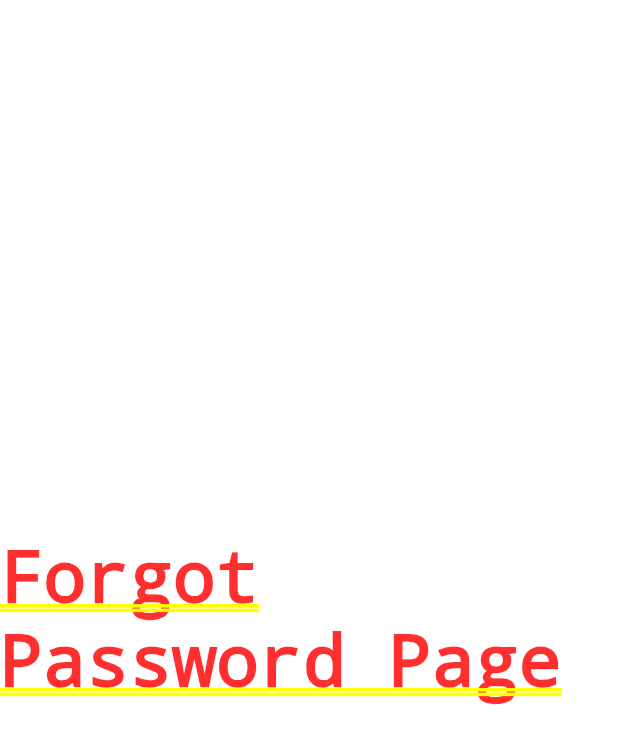
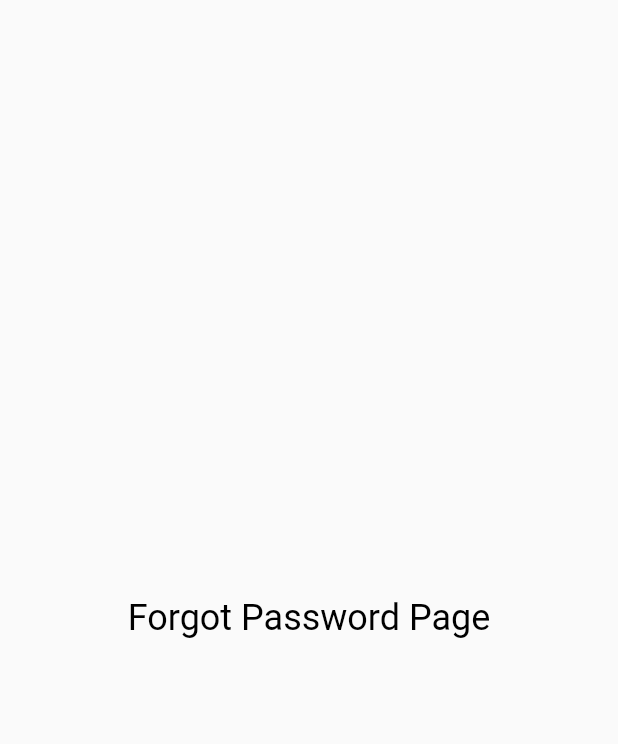
Before and after one commit to telmopanacas/ontrack_backoffice, a Flutter app: the screen it shows after launch, after a tap on "Forgot password?", on a phone screen of 412 x 824 dp. Shown: the top 744 px of the screen. Run offline on Flutter 3.47's test engine with Material 2 defaults, Android fonts, the phone set to English and light mode, and no system bars; our stand-ins replace flutter_svg, google_fonts.

```diff
--- a/lib/main.dart
+++ b/lib/main.dart
@@ -1,4 +1,6 @@
 import 'package:flutter/material.dart';
+import 'package:ontrack_backoffice/pages/forgot_password.dart';
+import 'package:ontrack_backoffice/pages/home.dart';
 import 'package:ontrack_backoffice/pages/login_page.dart';
 
 void main() {
@@ -11,10 +13,15 @@ class MyApp extends StatelessWidget {
   // This widget is the root of your application.
   @override
   Widget build(BuildContext context) {
-    return const MaterialApp(
+    return MaterialApp(
       debugShowCheckedModeBanner: false,
       title: 'OnTrack Backoffice',
-      home: LoginPage(),
+      initialRoute: '/',
+      routes: {
+        '/': (context) => LoginPage(),
+        '/forgot_password': (context) => ForgotPasswordPage(),
+        '/home': (context) => Home(),
+      }
     );
   }
 }
--- a/lib/pages/forgot_password.dart
+++ b/lib/pages/forgot_password.dart
@@ -5,8 +5,10 @@ class ForgotPasswordPage extends StatelessWidget {
 
   @override
   Widget build(BuildContext context) {
-    return const Center(
-      child: Text('Forgot Password Page'),
+    return Scaffold(
+      body: const Center(
+        child: Text('Forgot Password Page', style: TextStyle(fontSize: 24, color: Colors.black), textAlign: TextAlign.center),
+      ),
     );
   }
 }
--- a/lib/static/colors.dart
+++ b/lib/static/colors.dart
@@ -1,3 +1,4 @@
 import 'package:flutter/material.dart';
 
 Color teste = Color(0xFF2E2E40);
+Color background = Colors.brown[50]!;
--- a/lib/widgets/login_form.dart
+++ b/lib/widgets/login_form.dart
@@ -47,15 +47,18 @@ class LoginForm extends StatelessWidget {
           SizedBox(height: 30),
           ElevatedButton(
             style: ElevatedButton.styleFrom(
-              primary: teste,
+              backgroundColor: teste,
               shape: RoundedRectangleBorder(
                 borderRadius: BorderRadius.circular(15)
               ),
               padding: EdgeInsets.symmetric(horizontal: 132, vertical: 20)
             ),
             onPressed: () {
+              //TODO: implement login
               print(emailController.text);
               print(passwordController.text);
+
+              Navigator.pushReplacementNamed(context, '/home');
             },
             child: Text(
                 'Login',
@@ -163,10 +166,7 @@ class ForgotPassword extends StatelessWidget {
       child: GestureDetector(
         onTap: () {
           // Implemente aqui a ação que deseja executar ao clicar no texto
-          Navigator.push(
-            context,
-            MaterialPageRoute(builder: (context) => ForgotPasswordPage()),
-          );
+          Navigator.pushNamed(context, '/forgot_password');
         },
         child: Align(
           alignment: Alignment.centerRight,
```
Also changed, not shown: lib/pages/home.dart (added, +31 -0 lines), lib/widgets/side_menu.dart (added, +111 -0 lines), assets/images/chun-li.png (added), assets/images/letter-p.png (added), assets/images/square.svg (added).
